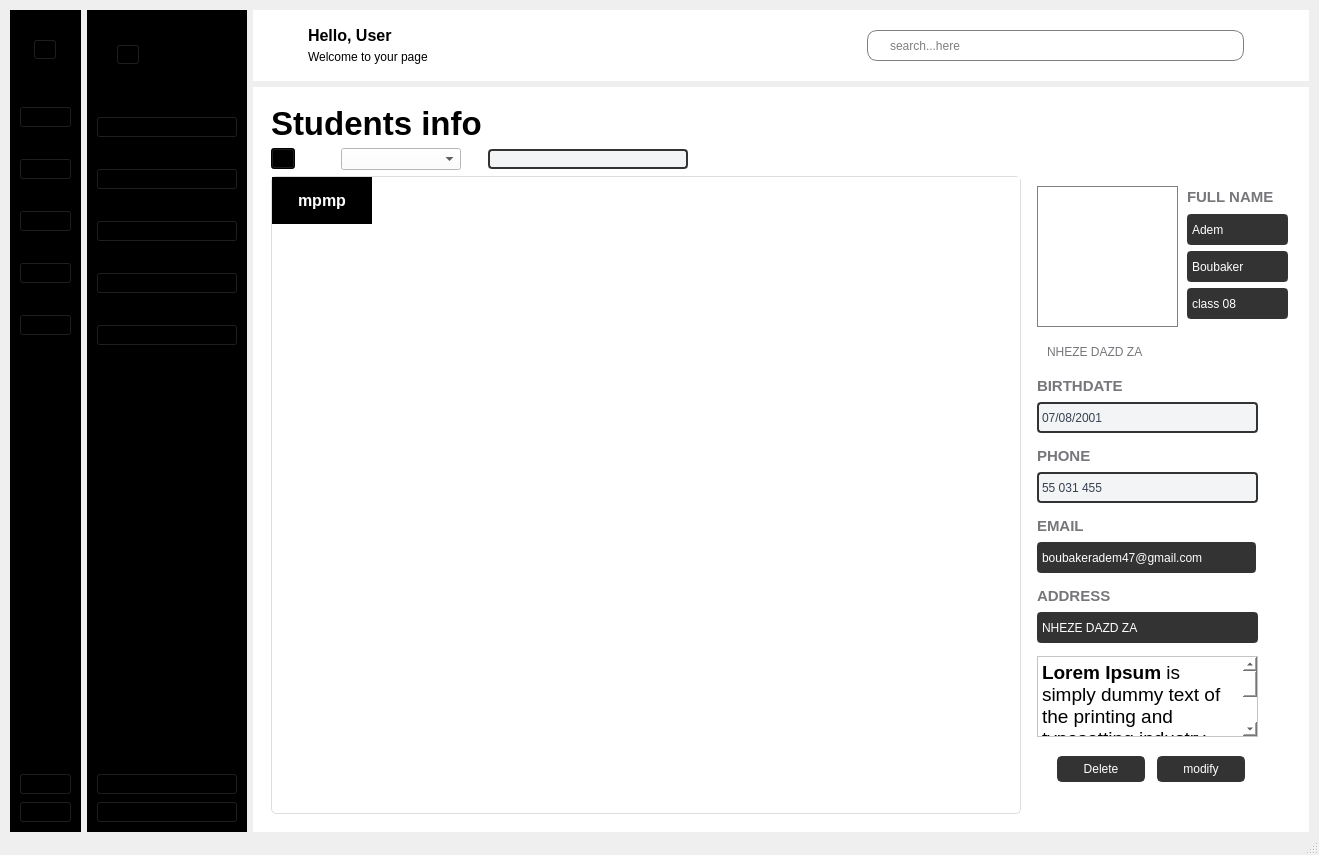
Qt form School_System/ui/IndexSU.ui (KasperJack/School-Management-System) before a commit.
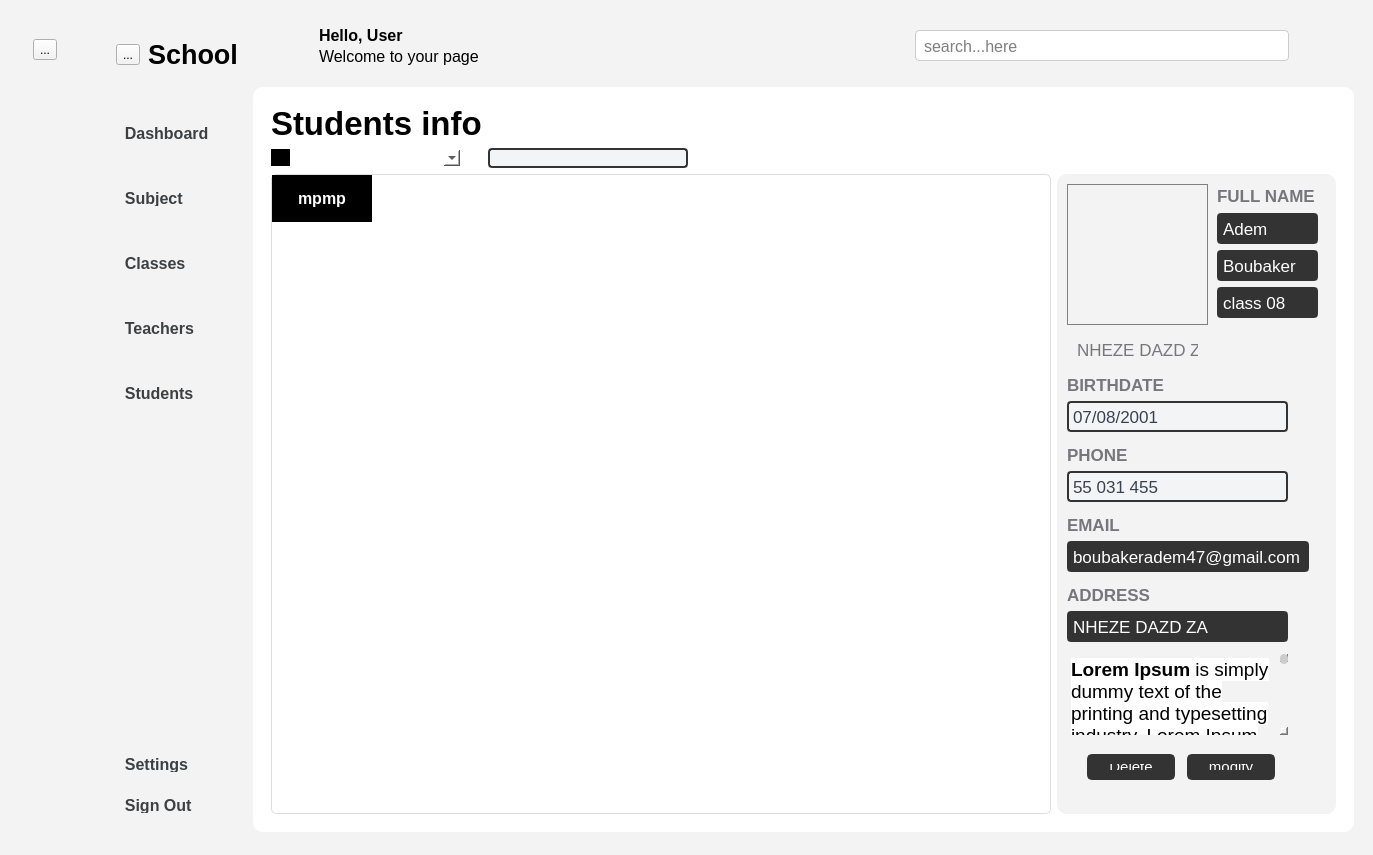
The same form after that commit. The open tabs and pages were chosen to show the change. Icons and pictures are not drawn.

Patch:
```diff
--- a/School_System/ui/IndexSU.ui
+++ b/School_System/ui/IndexSU.ui
@@ -6,20 +6,24 @@
    <rect>
     <x>0</x>
     <y>0</y>
-    <width>1319</width>
+    <width>1373</width>
     <height>855</height>
    </rect>
   </property>
   <property name="windowTitle">
    <string>MainWindow</string>
   </property>
+  <property name="styleSheet">
+   <string notr="true">    background-color:#f3f3f3; /* Light Gray for Light Mode */
+</string>
+  </property>
   <widget class="QWidget" name="centralwidget">
    <widget class="QWidget" name="layoutWidget">
     <property name="geometry">
      <rect>
       <x>10</x>
       <y>10</y>
-      <width>1299</width>
+      <width>1344</width>
       <height>822</height>
      </rect>
     </property>
@@ -40,13 +44,14 @@
        </property>
        <property name="styleSheet">
         <string notr="true">
+/* General Window */
 QWidget {
+    background-color:#f3f3f3; /* Light Gray for Light Mode */
+    color: #000000;           /* Black Text */
+    font-family: &quot;Segoe UI&quot;, Arial, sans-serif;
+}
 
-
-background-color: rgb(0, 0, 0);
-
-
-}</string>
+</string>
        </property>
        <layout class="QVBoxLayout" name="verticalLayout_5">
         <item>
@@ -112,6 +117,39 @@
           </property>
           <item>
            <widget class="QPushButton" name="dashboard_s">
+            <property name="minimumSize">
+             <size>
+              <width>0</width>
+              <height>35</height>
+             </size>
+            </property>
+            <property name="styleSheet">
+             <string notr="true">QPushButton {
+    background-color: transparent; /* Default background */
+    color: #3c4043; /* Darker gray text */
+    border: none; /* No border */
+    border-radius: 8px; /* Rounded edges */
+    font-size: 14px;
+    font-weight: bold; /* Make the text bold */
+}
+
+QPushButton:hover {
+    background-color: #f5f5f5; /* Light hover background */
+    color: #202124; /* Even darker text on hover */
+}
+
+QPushButton:pressed {
+    background-color: #e1e6fa; /* Light blue pressed background */
+    color: #1967d2; /* Fluent blue text when pressed */
+}
+
+QPushButton:checked {
+    background-color: #e1e6fa; /* Highlight the selected button */
+    color: #1967d2; /* Fluent blue text */
+    font-weight: bold;
+}
+</string>
+            </property>
             <property name="text">
              <string/>
             </property>
@@ -136,6 +174,39 @@
           </item>
           <item>
            <widget class="QPushButton" name="subject_s">
+            <property name="minimumSize">
+             <size>
+              <width>0</width>
+              <height>35</height>
+             </size>
+            </property>
+            <property name="styleSheet">
+             <string notr="true">QPushButton {
+    background-color: transparent; /* Default background */
+    color: #3c4043; /* Darker gray text */
+    border: none; /* No border */
+    border-radius: 8px; /* Rounded edges */
+    font-size: 14px;
+    font-weight: bold; /* Make the text bold */
+}
+
+QPushButton:hover {
+    background-color: #f5f5f5; /* Light hover background */
+    color: #202124; /* Even darker text on hover */
+}
+
+QPushButton:pressed {
+    background-color: #e1e6fa; /* Light blue pressed background */
+    color: #1967d2; /* Fluent blue text when pressed */
+}
+
+QPushButton:checked {
+    background-color: #e1e6fa; /* Highlight the selected button */
+    color: #1967d2; /* Fluent blue text */
+    font-weight: bold;
+}
+</string>
+            </property>
             <property name="text">
              <string/>
             </property>
@@ -160,6 +231,39 @@
           </item>
           <item>
            <widget class="QPushButton" name="classes_s">
+            <property name="minimumSize">
+             <size>
+              <width>0</width>
+              <height>35</height>
+             </size>
+            </property>
+            <property name="styleSheet">
+             <string notr="true">QPushButton {
+    background-color: transparent; /* Default background */
+    color: #3c4043; /* Darker gray text */
+    border: none; /* No border */
+    border-radius: 8px; /* Rounded edges */
+    font-size: 14px;
+    font-weight: bold; /* Make the text bold */
+}
+
+QPushButton:hover {
+    background-color: #f5f5f5; /* Light hover background */
+    color: #202124; /* Even darker text on hover */
+}
+
+QPushButton:pressed {
+    background-color: #e1e6fa; /* Light blue pressed background */
+    color: #1967d2; /* Fluent blue text when pressed */
+}
+
+QPushButton:checked {
+    background-color: #e1e6fa; /* Highlight the selected button */
+    color: #1967d2; /* Fluent blue text */
+    font-weight: bold;
+}
+</string>
+            </property>
             <property name="text">
              <string/>
             </property>
@@ -184,6 +288,39 @@
           </item>
           <item>
            <widget class="QPushButton" name="teachers_s">
+            <property name="minimumSize">
+             <size>
+              <width>0</width>
+              <height>35</height>
+             </size>
+            </property>
+            <property name="styleSheet">
+             <string notr="true">QPushButton {
+    background-color: transparent; /* Default background */
+    color: #3c4043; /* Darker gray text */
+    border: none; /* No border */
+    border-radius: 8px; /* Rounded edges */
+    font-size: 14px;
+    font-weight: bold; /* Make the text bold */
+}
+
+QPushButton:hover {
+    background-color: #f5f5f5; /* Light hover background */
+    color: #202124; /* Even darker text on hover */
+}
+
+QPushButton:pressed {
+    background-color: #e1e6fa; /* Light blue pressed background */
+    color: #1967d2; /* Fluent blue text when pressed */
+}
+
+QPushButton:checked {
+    background-color: #e1e6fa; /* Highlight the selected button */
+    color: #1967d2; /* Fluent blue text */
+    font-weight: bold;
+}
+</string>
+            </property>
             <property name="text">
              <string/>
             </property>
@@ -208,6 +345,39 @@
           </item>
           <item>
            <widget class="QPushButton" name="students_s">
+            <property name="minimumSize">
+             <size>
+              <width>0</width>
+              <height>35</height>
+             </size>
+            </property>
+            <property name="styleSheet">
+             <string notr="true">QPushButton {
+    background-color: transparent; /* Default background */
+    color: #3c4043; /* Darker gray text */
+    border: none; /* No border */
+    border-radius: 8px; /* Rounded edges */
+    font-size: 14px;
+    font-weight: bold; /* Make the text bold */
+}
+
+QPushButton:hover {
+    background-color: #f5f5f5; /* Light hover background */
+    color: #202124; /* Even darker text on hover */
+}
+
+QPushButton:pressed {
+    background-color: #e1e6fa; /* Light blue pressed background */
+    color: #1967d2; /* Fluent blue text when pressed */
+}
+
+QPushButton:checked {
+    background-color: #e1e6fa; /* Highlight the selected button */
+    color: #1967d2; /* Fluent blue text */
+    font-weight: bold;
+}
+</string>
+            </property>
             <property name="text">
              <string/>
             </property>
@@ -249,6 +419,39 @@
          <layout class="QVBoxLayout" name="verticalLayout_4">
           <item>
            <widget class="QPushButton" name="settings_s">
+            <property name="minimumSize">
+             <size>
+              <width>0</width>
+              <height>35</height>
+             </size>
+            </property>
+            <property name="styleSheet">
+             <string notr="true">QPushButton {
+    background-color: transparent; /* Default background */
+    color: #3c4043; /* Darker gray text */
+    border: none; /* No border */
+    border-radius: 8px; /* Rounded edges */
+    font-size: 14px;
+    font-weight: bold; /* Make the text bold */
+}
+
+QPushButton:hover {
+    background-color: #f5f5f5; /* Light hover background */
+    color: #202124; /* Even darker text on hover */
+}
+
+QPushButton:pressed {
+    background-color: #e1e6fa; /* Light blue pressed background */
+    color: #1967d2; /* Fluent blue text when pressed */
+}
+
+QPushButton:checked {
+    background-color: #e1e6fa; /* Highlight the selected button */
+    color: #1967d2; /* Fluent blue text */
+    font-weight: bold;
+}
+</string>
+            </property>
             <property name="text">
              <string/>
             </property>
@@ -273,6 +476,39 @@
           </item>
           <item>
            <widget class="QPushButton" name="logout_s">
+            <property name="minimumSize">
+             <size>
+              <width>0</width>
+              <height>35</height>
+             </size>
+            </property>
+            <property name="styleSheet">
+             <string notr="true">QPushButton {
+    background-color: transparent; /* Default background */
+    color: #3c4043; /* Darker gray text */
+    border: none; /* No border */
+    border-radius: 8px; /* Rounded edges */
+    font-size: 14px;
+    font-weight: bold; /* Make the text bold */
+}
+
+QPushButton:hover {
+    background-color: #f5f5f5; /* Light hover background */
+    color: #202124; /* Even darker text on hover */
+}
+
+QPushButton:pressed {
+    background-color: #e1e6fa; /* Light blue pressed background */
+    color: #1967d2; /* Fluent blue text when pressed */
+}
+
+QPushButton:checked {
+    background-color: #e1e6fa; /* Highlight the selected button */
+    color: #1967d2; /* Fluent blue text */
+    font-weight: bold;
+}
+</string>
+            </property>
             <property name="text">
              <string/>
             </property>
@@ -303,7 +539,23 @@
      <item row="0" column="1">
       <widget class="QWidget" name="icon_text" native="true">
        <property name="styleSheet">
-        <string notr="true">background-color: rgb(0, 0, 0);</string>
+        <string notr="true">/* General Window */
+QWidget {
+    background-color:#f3f3f3;; /* Light Gray for Light Mode */
+    color: #000000;           /* Black Text */
+    font-family: &quot;Segoe UI&quot;, Arial, sans-serif;
+}
+
+
+
+
+
+
+
+/*#fbebf1 */
+
+
+/**/</string>
        </property>
        <layout class="QVBoxLayout" name="verticalLayout_6">
         <item>
@@ -344,6 +596,7 @@
            <widget class="QLabel" name="label_3">
             <property name="font">
              <font>
+              <family>Segoe UI</family>
               <pointsize>20</pointsize>
               <bold>true</bold>
              </font>
@@ -363,11 +616,50 @@
           <property name="spacing">
            <number>30</number>
           </property>
+          <property name="sizeConstraint">
+           <enum>QLayout::SizeConstraint::SetDefaultConstraint</enum>
+          </property>
           <property name="topMargin">
            <number>40</number>
           </property>
           <item>
            <widget class="QPushButton" name="dashboard_b">
+            <property name="minimumSize">
+             <size>
+              <width>0</width>
+              <height>35</height>
+             </size>
+            </property>
+            <property name="styleSheet">
+             <string notr="true">QPushButton {
+    background-color: transparent; /* Default background */
+    color: #3c4043; /* Darker gray text */
+    border: none; /* No border */
+    border-radius: 8px; /* Rounded edges */
+    padding: 10px 20px; /* Add some padding for spacing */
+    text-align: left; /* Align text/icons to the left */
+    font-size: 16px;
+    font-weight: bold; /* Make the text bold */
+}
+
+QPushButton:hover {
+    background-color: #f5f5f5; /* Light hover background */
+    color: #202124; /* Even darker text on hover */
+}
+
+QPushButton:pressed {
+    background-color: #e1e6fa; /* Light blue pressed background */
+    color: #1967d2; /* Fluent blue text when pressed */
+}
+
+QPushButton:checked {
+    background-color: #e1e6fa; /* Highlight the selected button */
+    color: #1967d2; /* Fluent blue text */
+    font-weight: bold;
+    border-left: 3px solid #1967d2; /* Add a blue accent on the left */
+}
+</string>
+            </property>
             <property name="text">
              <string>  Dashboard</string>
             </property>
@@ -395,6 +687,42 @@
           </item>
           <item>
            <widget class="QPushButton" name="subject_b">
+            <property name="minimumSize">
+             <size>
+              <width>0</width>
+              <height>35</height>
+             </size>
+            </property>
+            <property name="styleSheet">
+             <string notr="true">QPushButton {
+    background-color: transparent; /* Default background */
+    color: #3c4043; /* Darker gray text */
+    border: none; /* No border */
+    border-radius: 8px; /* Rounded edges */
+    padding: 10px 20px; /* Add some padding for spacing */
+    text-align: left; /* Align text/icons to the left */
+    font-size: 16px;
+    font-weight: bold; /* Make the text bold */
+}
+
+QPushButton:hover {
+    background-color: #f5f5f5; /* Light hover background */
+    color: #202124; /* Even darker text on hover */
+}
+
+QPushButton:pressed {
+    background-color: #e1e6fa; /* Light blue pressed background */
+    color: #1967d2; /* Fluent blue text when pressed */
+}
+
+QPushButton:checked {
+    background-color: #e1e6fa; /* Highlight the selected button */
+    color: #1967d2; /* Fluent blue text */
+    font-weight: bold;
+    border-left: 4px solid #1967d2; /* Add a blue accent on the left */
+}
+</string>
+            </property>
             <property name="text">
              <string>  Subject</string>
             </property>
@@ -419,6 +747,42 @@
           </item>
           <item>
            <widget class="QPushButton" name="classes_b">
+            <property name="minimumSize">
+             <size>
+              <width>0</width>
+              <height>35</height>
+             </size>
+            </property>
+            <property name="styleSheet">
+             <string notr="true">QPushButton {
+    background-color: transparent; /* Default background */
+    color: #3c4043; /* Darker gray text */
+    border: none; /* No border */
+    border-radius: 8px; /* Rounded edges */
+    padding: 10px 20px; /* Add some padding for spacing */
+    text-align: left; /* Align text/icons to the left */
+    font-size: 16px;
+    font-weight: bold; /* Make the text bold */
+}
+
+QPushButton:hover {
+    background-color: #f5f5f5; /* Light hover background */
+    color: #202124; /* Even darker text on hover */
+}
+
+QPushButton:pressed {
+    background-color: #e1e6fa; /* Light blue pressed background */
+    color: #1967d2; /* Fluent blue text when pressed */
+}
+
+QPushButton:checked {
+    background-color: #e1e6fa; /* Highlight the selected button */
+    color: #1967d2; /* Fluent blue text */
+    font-weight: bold;
+    border-left: 4px solid #1967d2; /* Add a blue accent on the left */
+}
+</string>
+            </property>
             <property name="text">
              <string>  Classes</string>
             </property>
@@ -443,6 +807,42 @@
           </item>
           <item>
            <widget class="QPushButton" name="teachers_b">
+            <property name="minimumSize">
+             <size>
+              <width>0</width>
+              <height>35</height>
+             </size>
+            </property>
+            <property name="styleSheet">
+             <string notr="true">QPushButton {
+    background-color: transparent; /* Default background */
+    color: #3c4043; /* Darker gray text */
+    border: none; /* No border */
+    border-radius: 8px; /* Rounded edges */
+    padding: 10px 20px; /* Add some padding for spacing */
+    text-align: left; /* Align text/icons to the left */
+    font-size: 16px;
+    font-weight: bold; /* Make the text bold */
+}
+
+QPushButton:hover {
+    background-color: #f5f5f5; /* Light hover background */
+    color: #202124; /* Even darker text on hover */
+}
+
+QPushButton:pressed {
+    background-color: #e1e6fa; /* Light blue pressed background */
+    color: #1967d2; /* Fluent blue text when pressed */
+}
+
+QPushButton:checked {
+    background-color: #e1e6fa; /* Highlight the selected button */
+    color: #1967d2; /* Fluent blue text */
+    font-weight: bold;
+    border-left: 4px solid #1967d2; /* Add a blue accent on the left */
+}
+</string>
+            </property>
             <property name="text">
              <string>  Teachers</string>
             </property>
@@ -467,6 +867,42 @@
           </item>
           <item>
            <widget class="QPushButton" name="students_b">
+            <property name="minimumSize">
+             <size>
+              <width>0</width>
+              <height>35</height>
+             </size>
+            </property>
+            <property name="styleSheet">
+             <string notr="true">QPushButton {
+    background-color: transparent; /* Default background */
+    color: #3c4043; /* Darker gray text */
+    border: none; /* No border */
+    border-radius: 8px; /* Rounded edges */
+    padding: 10px 20px; /* Add some padding for spacing */
+    text-align: left; /* Align text/icons to the left */
+    font-size: 16px;
+    font-weight: bold; /* Make the text bold */
+}
+
+QPushButton:hover {
+    background-color: #f5f5f5; /* Light hover background */
+    color: #202124; /* Even darker text on hover */
+}
+
+QPushButton:pressed {
+    background-color: #e1e6fa; /* Light blue pressed background */
+    color: #1967d2; /* Fluent blue text when pressed */
+}
+
+QPushButton:checked {
+    background-color: #e1e6fa; /* Highlight the selected button */
+    color: #1967d2; /* Fluent blue text */
+    font-weight: bold;
+    border-left: 4px solid #1967d2; /* Add a blue accent on the left */
+}
+</string>
+            </property>
             <property name="text">
              <string>  Students</string>
             </property>
@@ -508,6 +944,42 @@
          <layout class="QVBoxLayout" name="verticalLayout_2">
           <item>
            <widget class="QPushButton" name="settings_b">
+            <property name="minimumSize">
+             <size>
+              <width>0</width>
+              <height>35</height>
+             </size>
+            </property>
+            <property name="styleSheet">
+             <string notr="true">QPushButton {
+    background-color: transparent; /* Default background */
+    color: #3c4043; /* Darker gray text */
+    border: none; /* No border */
+    border-radius: 8px; /* Rounded edges */
+    padding: 10px 20px; /* Add some padding for spacing */
+    text-align: left; /* Align text/icons to the left */
+    font-size: 16px;
+    font-weight: bold; /* Make the text bold */
+}
+
+QPushButton:hover {
+    background-color: #f5f5f5; /* Light hover background */
+    color: #202124; /* Even darker text on hover */
+}
+
+QPushButton:pressed {
+    background-color: #e1e6fa; /* Light blue pressed background */
+    color: #1967d2; /* Fluent blue text when pressed */
+}
+
+QPushButton:checked {
+    background-color: #e1e6fa; /* Highlight the selected button */
+    color: #1967d2; /* Fluent blue text */
+    font-weight: bold;
+    border-left: 4px solid #1967d2; /* Add a blue accent on the left */
+}
+</string>
+            </property>
             <property name="text">
              <string>  Settings</string>
             </property>
@@ -532,6 +1004,42 @@
           </item>
           <item>
            <widget class="QPushButton" name="logout_b">
+            <property name="minimumSize">
+             <size>
+              <width>0</width>
+              <height>35</height>
+             </size>
+            </property>
+            <property name="styleSheet">
+             <string notr="true">QPushButton {
+    background-color: transparent; /* Default background */
+    color: #3c4043; /* Darker gray text */
+    border: none; /* No border */
+    border-radius: 8px; /* Rounded edges */
+    padding: 10px 20px; /* Add some padding for spacing */
+    text-align: left; /* Align text/icons to the left */
+    font-size: 16px;
+    font-weight: bold; /* Make the text bold */
+}
+
+QPushButton:hover {
+    background-color: #f5f5f5; /* Light hover background */
+    color: #202124; /* Even darker text on hover */
+}
+
+QPushButton:pressed {
+    background-color: #e1e6fa; /* Light blue pressed background */
+    color: #1967d2; /* Fluent blue text when pressed */
+}
+
+QPushButton:checked {
+    background-color: #e1e6fa; /* Highlight the selected button */
+    color: #1967d2; /* Fluent blue text */
+    font-weight: bold;
+    border-left: 4px solid #1967d2; /* Add a blue accent on the left */
+}
+</string>
+            </property>
             <property name="text">
              <string>  Sign Out</string>
             </property>
@@ -576,7 +1084,14 @@
           </size>
          </property>
          <property name="styleSheet">
-          <string notr="true">background-color: rgb(255, 255, 255);</string>
+          <string notr="true">/* General Window */
+QWidget {
+    background-color:#f3f3f3; /* Light Gray for Light Mode */
+    color: #000000;           /* Black Text */
+    font-family: &quot;Segoe UI&quot;, Arial, sans-serif;
+    font-size: 12pt;
+}
+</string>
          </property>
          <layout class="QHBoxLayout" name="horizontalLayout_5">
           <item>
@@ -619,6 +1134,7 @@
                <widget class="QLabel" name="label_user_name">
                 <property name="font">
                  <font>
+                  <family>Segoe UI</family>
                   <pointsize>12</pointsize>
                   <bold>true</bold>
                  </font>
@@ -675,15 +1191,17 @@
                </size>
               </property>
               <property name="styleSheet">
-               <string notr="true">QLineEdit{
-padding-left:20px;
-border: 1px solid gray;
-border-radius: 10px;
-
-
-
-
-
+               <string notr="true">/* Input Fields */
+QLineEdit {
+    background-color: white;
+    color: black;
+    border: 1px solid #cccccc;
+    border-radius: 4px;
+    padding: 6px;
+}
+QLineEdit:focus {
+    border: 1px solid #0078d7; /* Blue Border on Focus */
+    background-color: #ffffff;
 }</string>
               </property>
               <property name="placeholderText">
@@ -736,7 +1254,10 @@
           </size>
          </property>
          <property name="styleSheet">
-          <string notr="true">background-color: rgb(255, 255, 255);</string>
+          <string notr="true">background-color: rgb(255, 255, 255);
+
+border-radius: 10px;
+</string>
          </property>
          <layout class="QGridLayout" name="gridLayout_4">
           <item row="0" column="0">
@@ -1542,7 +2063,79 @@
                  </size>
                 </property>
                 <property name="styleSheet">
-                 <string notr="true"/>
+                 <string notr="true">/* General Window */
+QWidget {
+    background-color:#f3f3f3; /* Light Gray for Light Mode */
+    color: #000000;           /* Black Text */
+    font-family: &quot;Segoe UI&quot;, Arial, sans-serif;
+    font-size: 12pt;
+border-radius: 10px;
+}
+
+/* Dark Mode (Toggle this for dark theme) */
+/*
+QWidget {
+    background-color: #2b2b2b; 
+    color: #ffffff;           
+}
+*/
+
+/* Buttons */
+QPushButton {
+    background-color: #0078d7; /* Windows Blue */
+    color: white;
+    border-radius: 5px;
+    padding: 8px 16px;
+    border: none;
+    font-size: 11pt;
+}
+QPushButton:hover {
+    background-color: #005a9e; /* Darker Blue on Hover */
+}
+QPushButton:pressed {
+    background-color: #004578; /* Even Darker Blue on Click */
+}
+
+/* Input Fields */
+QLineEdit {
+    background-color: white;
+    color: black;
+    border: 1px solid #cccccc;
+    border-radius: 4px;
+    padding: 6px;
+}
+QLineEdit:focus {
+    border: 1px solid #0078d7; /* Blue Border on Focus */
+    background-color: #ffffff;
+}
+
+/* Labels */
+QLabel {
+    font-size: 13pt;
+    color: #333333; /* Dark Gray */
+}
+
+/* Checkboxes and Radio Buttons */
+QCheckBox, QRadioButton {
+    spacing: 6px;
+    color: #333333;
+}
+
+/* Scrollbars */
+QScrollBar:vertical {
+    border: none;
+    background: #f3f3f3;
+    width: 8px;
+    margin: 0px 0px 0px 0px;
+}
+QScrollBar::handle:vertical {
+    background: #cccccc;
+    border-radius: 4px;
+}
+QScrollBar::handle:vertical:hover {
+    background: #aaaaaa;
+}
+</string>
                 </property>
                 <widget class="QLabel" name="photo_label">
                  <property name="geometry">
@@ -1585,7 +2178,7 @@
                    <x>160</x>
                    <y>10</y>
                    <width>101</width>
-                   <height>133</height>
+                   <height>134</height>
                   </rect>
                  </property>
                  <layout class="QVBoxLayout" name="verticalLayout_13">
@@ -1593,7 +2186,8 @@
                    <widget class="QLabel" name="label_27">
                     <property name="font">
                      <font>
-                      <pointsize>11</pointsize>
+                      <family>Segoe UI</family>
+                      <pointsize>13</pointsize>
                       <bold>true</bold>
                      </font>
                     </property>
@@ -1771,7 +2365,7 @@
                    <x>10</x>
                    <y>200</y>
                    <width>221</width>
-                   <height>57</height>
+                   <height>58</height>
                   </rect>
                  </property>
                  <layout class="QVBoxLayout" name="verticalLayout_9">
@@ -1779,7 +2373,8 @@
                    <widget class="QLabel" name="label_28">
                     <property name="font">
                      <font>
-                      <pointsize>11</pointsize>
+                      <family>Segoe UI</family>
+                      <pointsize>13</pointsize>
                       <bold>true</bold>
                      </font>
                     </property>
@@ -1820,8 +2415,8 @@
                   <rect>
                    <x>10</x>
                    <y>340</y>
-                   <width>219</width>
-                   <height>57</height>
+                   <width>242</width>
+                   <height>58</height>
                   </rect>
                  </property>
                  <layout class="QVBoxLayout" name="verticalLayout_10">
@@ -1829,7 +2424,8 @@
                    <widget class="QLabel" name="label_29">
                     <property name="font">
                      <font>
-                      <pointsize>11</pointsize>
+                      <family>Segoe UI</family>
+                      <pointsize>13</pointsize>
                       <bold>true</bold>
                      </font>
                     </property>
@@ -1871,7 +2467,7 @@
                    <x>10</x>
                    <y>270</y>
                    <width>221</width>
-                   <height>57</height>
+                   <height>58</height>
                   </rect>
                  </property>
                  <layout class="QVBoxLayout" name="verticalLayout_11">
@@ -1879,7 +2475,8 @@
                    <widget class="QLabel" name="label_30">
                     <property name="font">
                      <font>
-                      <pointsize>11</pointsize>
+                      <family>Segoe UI</family>
+                      <pointsize>13</pointsize>
                       <bold>true</bold>
                      </font>
                     </property>
@@ -1918,7 +2515,7 @@
                    <x>10</x>
                    <y>410</y>
                    <width>221</width>
-                   <height>57</height>
+                   <height>58</height>
                   </rect>
                  </property>
                  <layout class="QVBoxLayout" name="verticalLayout_12">
@@ -1926,7 +2523,8 @@
                    <widget class="QLabel" name="label_31">
                     <property name="font">
                      <font>
-                      <pointsize>11</pointsize>
+                      <family>Segoe UI</family>
+                      <pointsize>13</pointsize>
                       <bold>true</bold>
                      </font>
                     </property>
@@ -2003,7 +2601,7 @@
 hr { height: 1px; border-width: 0; }
 li.unchecked::marker { content: &quot;\2610&quot;; }
 li.checked::marker { content: &quot;\2612&quot;; }
-&lt;/style&gt;&lt;/head&gt;&lt;body style=&quot; font-family:'Ubuntu Sans'; font-size:11pt; font-weight:400; font-style:normal;&quot;&gt;
+&lt;/style&gt;&lt;/head&gt;&lt;body style=&quot; font-family:'Segoe UI','Arial','sans-serif'; font-size:12pt; font-weight:400; font-style:normal;&quot;&gt;
 &lt;p style=&quot; margin-top:0px; margin-bottom:0px; margin-left:0px; margin-right:0px; -qt-block-indent:0; text-indent:0px;&quot;&gt;&lt;span style=&quot; font-family:'Open Sans','Arial','sans-serif'; font-size:14pt; font-weight:700; color:#000000; background-color:#ffffff;&quot;&gt;Lorem Ipsum&lt;/span&gt;&lt;span style=&quot; font-family:'Open Sans','Arial','sans-serif'; font-size:14pt; color:#000000; background-color:#ffffff;&quot;&gt; is simply dummy text of the printing and typesetting industry. Lorem Ipsum has been the industry's standard dummy text ever since the 1500s, when an unknown printer took a galley of type and scrambled it to make a type specimen book. It has survived not only five centuries, but also the leap into electronic typesetting, remaining essentially unchanged. It was popularised in the 1960s with the release of Letraset sheets containing Lorem Ipsum passages, and more recently with desktop publishing software like Aldus PageMaker including versions of Lorem Ipsum.&lt;/span&gt;&lt;/p&gt;&lt;/body&gt;&lt;/html&gt;</string>
                  </property>
                 </widget>
```
Left out of the diff: 10 changed lines with no effect on the pictures.
